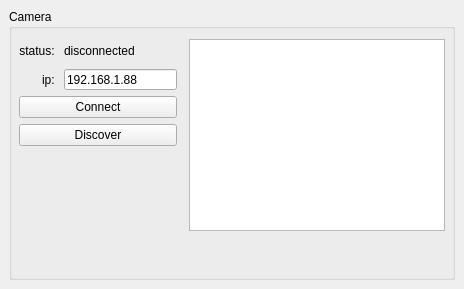
First picture: the form in development/ui/MainWindow.ui, repository jaumecort/IPCam, before the edit.
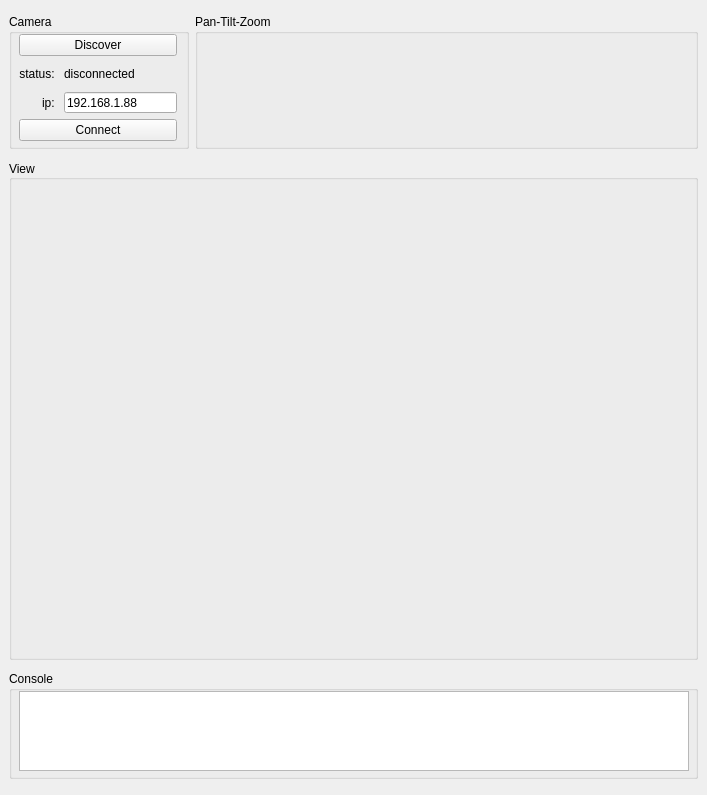
Second picture: the form after the edit.

Patch:
```diff
--- a/development/ui/MainWindow.ui
+++ b/development/ui/MainWindow.ui
@@ -6,40 +6,90 @@
    <rect>
     <x>0</x>
     <y>0</y>
-    <width>464</width>
-    <height>289</height>
+    <width>707</width>
+    <height>795</height>
    </rect>
   </property>
+  <property name="sizePolicy">
+   <sizepolicy hsizetype="Minimum" vsizetype="Minimum">
+    <horstretch>0</horstretch>
+    <verstretch>0</verstretch>
+   </sizepolicy>
+  </property>
+  <property name="minimumSize">
+   <size>
+    <width>680</width>
+    <height>200</height>
+   </size>
+  </property>
   <property name="windowTitle">
    <string>MainWindow</string>
   </property>
   <widget class="QWidget" name="centralwidget">
+   <property name="sizePolicy">
+    <sizepolicy hsizetype="Ignored" vsizetype="Maximum">
+     <horstretch>0</horstretch>
+     <verstretch>0</verstretch>
+    </sizepolicy>
+   </property>
    <layout class="QVBoxLayout" name="verticalLayout_2">
+    <property name="sizeConstraint">
+     <enum>QLayout::SetNoConstraint</enum>
+    </property>
     <item>
-     <widget class="QGroupBox" name="groupBox">
+     <layout class="QHBoxLayout" name="CameraPTZLayout">
+      <item>
+       <widget class="QGroupBox" name="CameraBox">
+        <property name="enabled">
+         <bool>true</bool>
+        </property>
+        <property name="sizePolicy">
+         <sizepolicy hsizetype="Maximum" vsizetype="Maximum">
+          <horstretch>0</horstretch>
+          <verstretch>0</verstretch>
+         </sizepolicy>
+        </property>
+        <property name="minimumSize">
+         <size>
+          <width>180</width>
+          <height>135</height>
+         </size>
+        </property>
+        <property name="maximumSize">
+         <size>
+          <width>180</width>
+          <height>135</height>
+         </size>
+        </property>
       <property name="title">
        <string>Camera</string>
       </property>
-      <widget class="QTextBrowser" name="console">
-       <property name="geometry">
-        <rect>
-         <x>180</x>
-         <y>30</y>
-         <width>256</width>
-         <height>192</height>
-        </rect>
-       </property>
-      </widget>
+        <property name="flat">
+         <bool>false</bool>
+        </property>
+        <property name="checkable">
+         <bool>false</bool>
+        </property>
+        <property name="checked">
+         <bool>false</bool>
+        </property>
       <widget class="QWidget" name="verticalLayoutWidget_2">
        <property name="geometry">
         <rect>
          <x>10</x>
-         <y>30</y>
+           <y>20</y>
          <width>158</width>
          <height>107</height>
         </rect>
        </property>
        <layout class="QVBoxLayout" name="verticalLayout_3">
+          <item>
+           <widget class="QPushButton" name="discoverButton">
+            <property name="text">
+             <string>Discover</string>
+            </property>
+           </widget>
+          </item>
         <item>
          <layout class="QGridLayout" name="gridLayout">
           <item row="0" column="0">
@@ -91,14 +141,104 @@
           </property>
          </widget>
         </item>
+         </layout>
+        </widget>
+       </widget>
+      </item>
         <item>
-         <widget class="QPushButton" name="discoverButton">
+       <widget class="QGroupBox" name="PTZBox">
+        <property name="sizePolicy">
+         <sizepolicy hsizetype="Maximum" vsizetype="Maximum">
+          <horstretch>0</horstretch>
+          <verstretch>0</verstretch>
+         </sizepolicy>
+        </property>
+        <property name="minimumSize">
+         <size>
+          <width>180</width>
+          <height>135</height>
+         </size>
+        </property>
+        <property name="maximumSize">
+         <size>
+          <width>20000</width>
+          <height>135</height>
+         </size>
+        </property>
+        <property name="title">
+         <string>Pan-Tilt-Zoom</string>
+        </property>
+       </widget>
+      </item>
+     </layout>
+    </item>
+    <item>
+     <widget class="QGroupBox" name="ViewBox">
+      <property name="sizePolicy">
+       <sizepolicy hsizetype="Minimum" vsizetype="Maximum">
+        <horstretch>0</horstretch>
+        <verstretch>0</verstretch>
+       </sizepolicy>
+      </property>
+      <property name="minimumSize">
+       <size>
+        <width>680</width>
+        <height>500</height>
+       </size>
+      </property>
+      <property name="title">
+       <string>View</string>
+      </property>
+      <property name="alignment">
+       <set>Qt::AlignLeading|Qt::AlignLeft|Qt::AlignVCenter</set>
+      </property>
+      <widget class="QLabel" name="labelVideo">
+       <property name="geometry">
+        <rect>
+         <x>20</x>
+         <y>17</y>
+         <width>640</width>
+         <height>480</height>
+        </rect>
+       </property>
+       <property name="sizePolicy">
+        <sizepolicy hsizetype="Minimum" vsizetype="Preferred">
+         <horstretch>0</horstretch>
+         <verstretch>0</verstretch>
+        </sizepolicy>
+       </property>
           <property name="text">
-           <string>Discover</string>
-          </property>
-         </widget>
-        </item>
-       </layout>
+        <string/>
+       </property>
+      </widget>
+     </widget>
+    </item>
+    <item>
+     <widget class="QGroupBox" name="ConsoleBox">
+      <property name="sizePolicy">
+       <sizepolicy hsizetype="Minimum" vsizetype="Maximum">
+        <horstretch>0</horstretch>
+        <verstretch>0</verstretch>
+       </sizepolicy>
+      </property>
+      <property name="minimumSize">
+       <size>
+        <width>0</width>
+        <height>108</height>
+       </size>
+      </property>
+      <property name="title">
+       <string>Console</string>
+      </property>
+      <widget class="QTextBrowser" name="console">
+       <property name="geometry">
+        <rect>
+         <x>10</x>
+         <y>20</y>
+         <width>670</width>
+         <height>80</height>
+        </rect>
+       </property>
       </widget>
      </widget>
     </item>
```
Left out of the diff: 14 changed lines with no effect on the pictures. Lines whose indentation alone changed are shown as unchanged.
